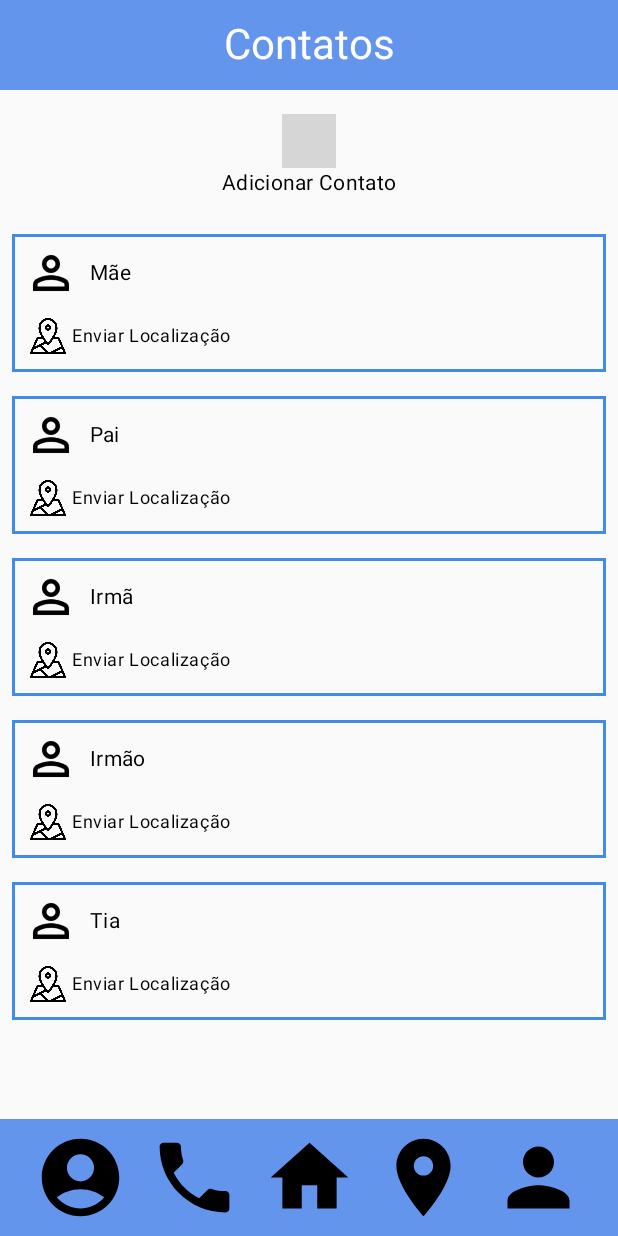
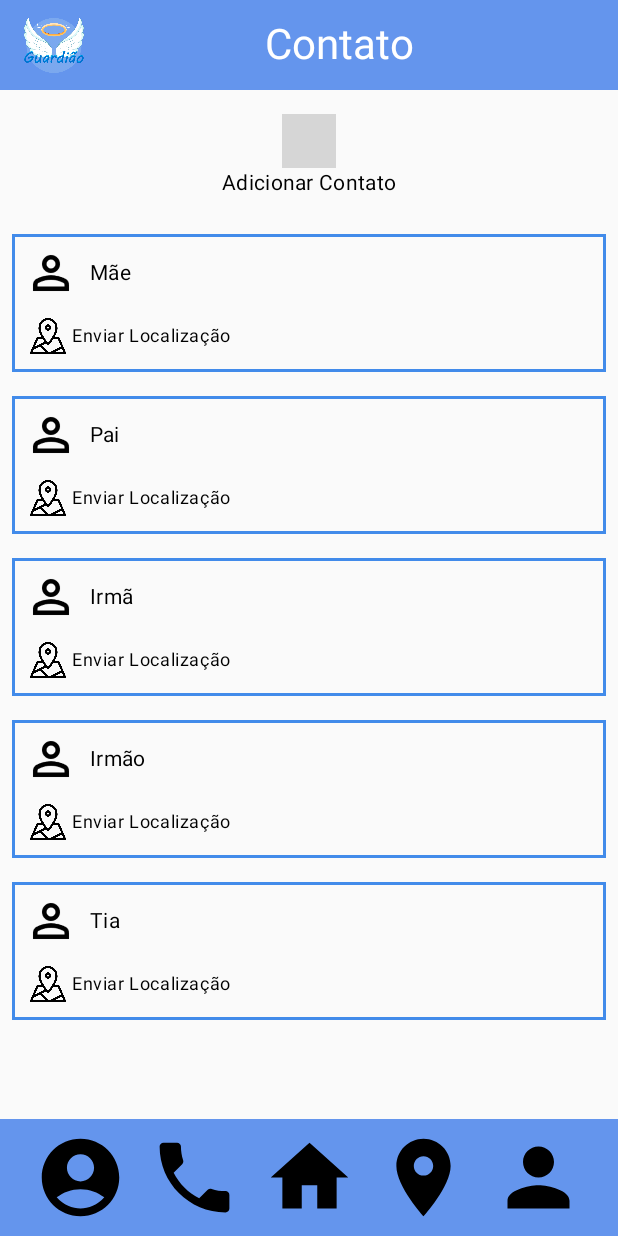
Before and after one commit to leviutima/GUARDIAO_APP, an Android app built with Jetpack Compose: the ContactsScreen screen opened through its navigation route, on a phone screen of 412 x 824 dp. Run offline under Robolectric (Android 15) with nearby library versions, the phone set to English and light mode, and no system bars; network calls fail; pictures from the network do not load; 1 statement that could not run was skipped; grey boxes are pictures that could not be loaded.

Commit message:
Update ContatoSreen.kt

```diff
--- a/app/src/main/java/br/com/fiap/guardiao_app/screens/ContatoSreen.kt
+++ b/app/src/main/java/br/com/fiap/guardiao_app/screens/ContatoSreen.kt
@@ -4,6 +4,7 @@ import android.content.Intent
 import android.os.Bundle
 import androidx.activity.ComponentActivity
 import androidx.activity.compose.setContent
+import androidx.compose.foundation.Image
 import androidx.compose.foundation.border
 import androidx.compose.foundation.clickable
 import androidx.compose.foundation.layout.*
@@ -14,6 +15,7 @@ import androidx.compose.ui.Modifier
 import androidx.compose.ui.graphics.Color
 import androidx.compose.ui.platform.LocalContext
 import androidx.compose.ui.res.painterResource
+import androidx.compose.ui.text.style.TextAlign
 import androidx.compose.ui.tooling.preview.Preview
 import androidx.compose.ui.unit.dp
 import androidx.navigation.NavController
@@ -28,17 +30,31 @@ fun ContactsHeader() {
         color = AzulRoyal,
         modifier = Modifier
             .fillMaxWidth()
-            .height(60.dp)
-            .padding(0.dp) // Remove qualquer padding extra
+            .height(60.dp) // Ajuste a altura conforme necessário
     ) {
-        Box(
-            modifier = Modifier.fillMaxSize(),
-            contentAlignment = Alignment.Center
+        Row(
+            modifier = Modifier
+                .fillMaxSize()
+                .padding(horizontal = 16.dp), // Ajusta o padding horizontal
+            verticalAlignment = Alignment.CenterVertically,
+            horizontalArrangement = Arrangement.SpaceBetween // Espaça a imagem e o texto
         ) {
+            // Imagem no canto superior esquerdo
+            Image(
+                painter = painterResource(id = R.drawable.logo),
+                contentDescription = "Logo",
+                modifier = Modifier.size(40.dp) // Ajuste o tamanho conforme necessário
+            )
+
+            // Texto centralizado
             Text(
-                text = "Contatos",
+                text = "Contato",
                 color = Color.White,
-                style = MaterialTheme.typography.headlineMedium
+                style = MaterialTheme.typography.headlineMedium,
+                modifier = Modifier
+                    .weight(1f) // Faz o texto ocupar o espaço restante
+                    .align(Alignment.CenterVertically), // Centraliza verticalmente
+                textAlign = TextAlign.Center
             )
         }
     }
@@ -174,6 +190,6 @@ fun ContactsScreen(modifier: Modifier = Modifier, navController: NavController)
         }
         Spacer(modifier = Modifier.weight(1f))
         Footer(navController = navController,
-                modifier = Modifier.fillMaxWidth())
+            modifier = Modifier.fillMaxWidth())
     }
 }
```
